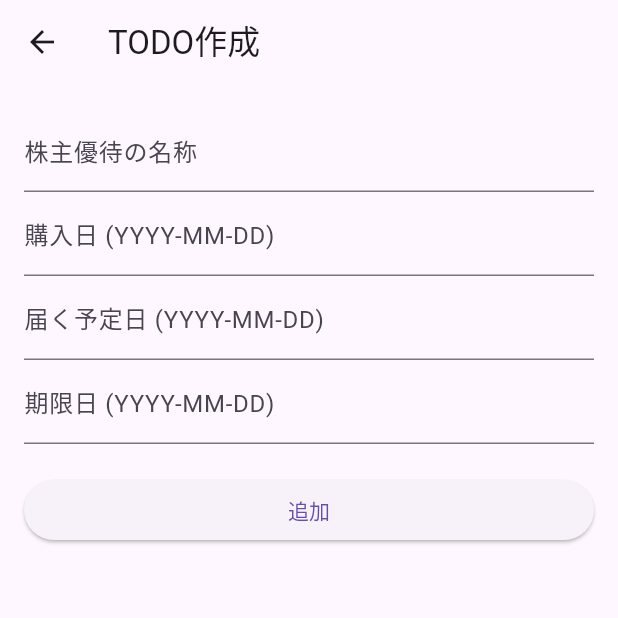
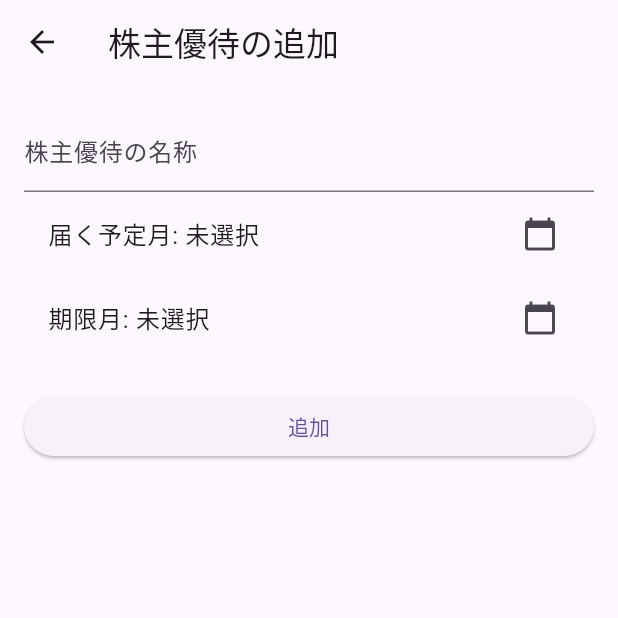
Before and after one commit to iseruuuuu/shareholder_benefits_list_app, a Flutter app: the screen it shows after launch, after a tap on the "add" icon, on a phone screen of 412 x 824 dp, the top half of it. Run offline on Flutter 3.47's test engine with Material 3 defaults, Android fonts, the phone set to English and light mode, and no system bars; our stand-ins replace auto_animated, shared_preferences.

Commit message:
fix: 株主優待を管理できるアプリを作りきった

```diff
--- a/lib/features/core/shareholder_benefits.dart
+++ b/lib/features/core/shareholder_benefits.dart
@@ -1,21 +1,17 @@
 class ShareholderBenefits {
   /// 株主優待の名称
   final String name;
-
-  /// 購入した日付
-  final DateTime purchaseDay;
 
   /// 届く予測日付
   final DateTime postDay;
 
   /// 期限が切れる日付
-  final DateTime expiresDay;
+  final DateTime? expiresDay;
 
   final bool isUsed;
 
   ShareholderBenefits({
     required this.name,
-    required this.purchaseDay,
     required this.postDay,
     required this.expiresDay,
     required this.isUsed,
@@ -23,18 +19,18 @@ class ShareholderBenefits {
 
   Map<String, dynamic> toJson() => {
         'name': name,
-        'purchaseDay': purchaseDay.toIso8601String(),
         'postDay': postDay.toIso8601String(),
-        'expiresDay': expiresDay.toIso8601String(),
+        'expiresDay': expiresDay?.toIso8601String(),
         'isUsed': isUsed,
       };
 
   static ShareholderBenefits fromJson(Map<String, dynamic> json) =>
       ShareholderBenefits(
         name: json['name'],
-        purchaseDay: DateTime.parse(json['purchaseDay']),
         postDay: DateTime.parse(json['postDay']),
-        expiresDay: DateTime.parse(json['expiresDay']),
+        expiresDay: json['expiresDay'] != null
+            ? DateTime.parse(json['expiresDay'])
+            : null,
         isUsed: json['isUsed'],
       );
 }
--- a/lib/features/ui/add_screen.dart
+++ b/lib/features/ui/add_screen.dart
@@ -12,15 +12,35 @@ class AddPage extends StatefulWidget {
 
 class _AddPageState extends State<AddPage> {
   final TextEditingController _nameController = TextEditingController();
-  final TextEditingController _purchaseDayController = TextEditingController();
-  final TextEditingController _postDayController = TextEditingController();
-  final TextEditingController _expiresDayController = TextEditingController();
+  String? _postMonth;
+  String? _expiresMonth;
+
+  Future<void> _selectMonth(
+    BuildContext context,
+    ValueChanged<String?> onSelected,
+  ) async {
+    final now = DateTime.now();
+    // 現在の年月の1日を初期日として設定
+    final initialDate = DateTime(now.year, now.month, 1);
+    final result = await showDatePicker(
+      context: context,
+      initialDate: initialDate,
+      firstDate: DateTime(now.year - 5),
+      lastDate: DateTime(now.year + 5),
+      helpText: '月を選択',
+      selectableDayPredicate: (date) => date.day == 1,
+    );
+
+    if (result != null) {
+      onSelected('${result.year}-${result.month.toString().padLeft(2, '0')}');
+    }
+  }
 
   @override
   Widget build(BuildContext context) {
     return Scaffold(
       appBar: AppBar(
-        title: const Text('TODO作成'),
+        title: const Text('株主優待の追加'),
       ),
       body: Padding(
         padding: const EdgeInsets.all(16.0),
@@ -31,32 +51,39 @@ class _AddPageState extends State<AddPage> {
               controller: _nameController,
               decoration: const InputDecoration(labelText: '株主優待の名称'),
             ),
-            TextField(
-              controller: _purchaseDayController,
-              decoration: const InputDecoration(labelText: '購入日 (YYYY-MM-DD)'),
+            ListTile(
+              title: Text('届く予定月: ${_postMonth ?? "未選択"}'),
+              trailing: const Icon(Icons.calendar_today),
+              onTap: () {
+                _selectMonth(context, (value) {
+                  setState(() {
+                    _postMonth = value;
+                  });
+                });
+              },
             ),
-            TextField(
-              controller: _postDayController,
-              decoration:
-                  const InputDecoration(labelText: '届く予定日 (YYYY-MM-DD)'),
-            ),
-            TextField(
-              controller: _expiresDayController,
-              decoration: const InputDecoration(labelText: '期限日 (YYYY-MM-DD)'),
+            ListTile(
+              title: Text('期限月: ${_expiresMonth ?? "未選択"}'),
+              trailing: const Icon(Icons.calendar_today),
+              onTap: () {
+                _selectMonth(context, (value) {
+                  setState(() {
+                    _expiresMonth = value;
+                  });
+                });
+              },
             ),
             const SizedBox(height: 20),
             ElevatedButton(
               onPressed: () {
                 final name = _nameController.text;
-                final purchaseDay = DateTime.parse(_purchaseDayController.text);
-                final postDay = DateTime.parse(_postDayController.text);
-                final expiresDay = DateTime.parse(_expiresDayController.text);
                 widget.onAdd(
                   ShareholderBenefits(
                     name: name,
-                    purchaseDay: purchaseDay,
-                    postDay: postDay,
-                    expiresDay: expiresDay,
+                    postDay: DateTime.parse('${_postMonth!}-01'),
+                    expiresDay: _expiresMonth != null
+                        ? DateTime.parse('${_expiresMonth!}-01')
+                        : null,
                     isUsed: false,
                   ),
                 );
--- a/lib/features/ui/shareholder_benefits_list_screen.dart
+++ b/lib/features/ui/shareholder_benefits_list_screen.dart
@@ -5,6 +5,7 @@ import 'package:shared_preferences/shared_preferences.dart';
 import 'package:shareholder_benefits_list_app/features/core/shareholder_benefits.dart';
 import 'package:shareholder_benefits_list_app/features/ui/add_screen.dart';
 import 'package:shareholder_benefits_list_app/features/util/datetime_to_string_converter.dart';
+import 'package:auto_animated/auto_animated.dart';
 
 class ShareholderBenefitsListScreen extends StatefulWidget {
   const ShareholderBenefitsListScreen({super.key});
@@ -17,6 +18,7 @@ class ShareholderBenefitsListScreen extends StatefulWidget {
 class _ShareholderBenefitsListScreenState
     extends State<ShareholderBenefitsListScreen> {
   List<ShareholderBenefits> _todoList = [];
+  bool _isLoading = true;
 
   @override
   void initState() {
@@ -30,6 +32,7 @@ class _ShareholderBenefitsListScreenState
       _todoList = (prefs.getStringList('todoList') ?? [])
           .map((e) => ShareholderBenefits.fromJson(json.decode(e)))
           .toList();
+      _isLoading = false;
     });
   }
 
@@ -58,34 +61,101 @@ class _ShareholderBenefitsListScreenState
   @override
   Widget build(BuildContext context) {
     return Scaffold(
-      appBar: AppBar(
-        title: const Text('TODOリスト'),
+      backgroundColor: const Color(0xFFF2F2F7),
+      appBar: PreferredSize(
+        preferredSize: Size.zero,
+        child: AppBar(
+          backgroundColor: const Color(0xFFF2F2F7),
+          elevation: 0,
+          surfaceTintColor: Colors.transparent,
+          forceMaterialTransparency: true,
         ),
-      body: ListView.builder(
+      ),
+      body: _isLoading
+          ? SizedBox()
+          : _todoList.isEmpty
+              ? const Center(child: Text('リストが空です'))
+              : LiveList(
+                  padding: const EdgeInsets.only(bottom: 100.0),
                   itemCount: _todoList.length,
-        itemBuilder: (context, index) {
+                  itemBuilder: (context, index, animation) {
                     final item = _todoList[index];
-          return ListTile(
-            title: Text(item.name),
-            subtitle: Text(
-                '購入日: ${item.purchaseDay.toLocal().toShortDateString()}\n'
-                    '届く予定日: ${item.postDay.toLocal().toShortDateString()}\n期限日: ${item.expiresDay.toLocal().toShortDateString()}'),
+                    return FadeTransition(
+                      opacity: animation,
+                      child: SlideTransition(
+                        position: animation.drive(
+                          Tween<Offset>(
+                            begin: const Offset(0, 0.3),
+                            end: Offset.zero,
+                          ).chain(CurveTween(curve: Curves.easeOut)),
+                        ),
+                        child: Card(
+                          color: Colors.white,
+                          margin: const EdgeInsets.symmetric(
+                            horizontal: 16.0,
+                            vertical: 8.0,
+                          ),
+                          elevation: 0,
+                          shape: RoundedRectangleBorder(
+                            borderRadius: BorderRadius.circular(16),
+                          ),
+                          child: ListTile(
+                            contentPadding: const EdgeInsets.all(16.0),
+                            title: Text(
+                              item.name,
+                              style: const TextStyle(
+                                fontSize: 20,
+                                fontWeight: FontWeight.bold,
+                              ),
+                            ),
+                            subtitle: Column(
+                              crossAxisAlignment: CrossAxisAlignment.start,
+                              children: [
+                                const SizedBox(height: 8),
+                                Text(
+                                  '届く予定月: ${item.postDay.toLocal().toShortDateString()}',
+                                  style: const TextStyle(fontSize: 16),
+                                ),
+                                if (item.expiresDay != null)
+                                  Text(
+                                    '期限月: ${item.expiresDay!.toLocal().toShortDateString()}',
+                                    style: const TextStyle(fontSize: 16),
+                                  ),
+                              ],
+                            ),
                             trailing: IconButton(
                               icon: const Icon(Icons.delete, color: Colors.red),
                               onPressed: () => _removeTodoItem(index),
                             ),
+                          ),
+                        ),
+                      ),
                     );
                   },
                 ),
-      floatingActionButton: FloatingActionButton(
+      floatingActionButton: Padding(
+        padding: const EdgeInsets.symmetric(vertical: 15),
+        child: SizedBox(
+          width: 70,
+          height: 70,
+          child: FloatingActionButton(
+            shape: const CircleBorder(),
+            backgroundColor: Colors.black,
             onPressed: () => Navigator.push(
               context,
               MaterialPageRoute(
                 builder: (context) => AddPage(onAdd: _addTodoItem),
               ),
             ),
-        child: const Icon(Icons.add),
+            child: const Icon(
+              Icons.add,
+              color: Colors.white,
+              size: 35,
             ),
+          ),
+        ),
+      ),
+      floatingActionButtonLocation: FloatingActionButtonLocation.centerDocked,
     );
   }
 }
```
Lines whose indentation alone changed are shown as unchanged.
